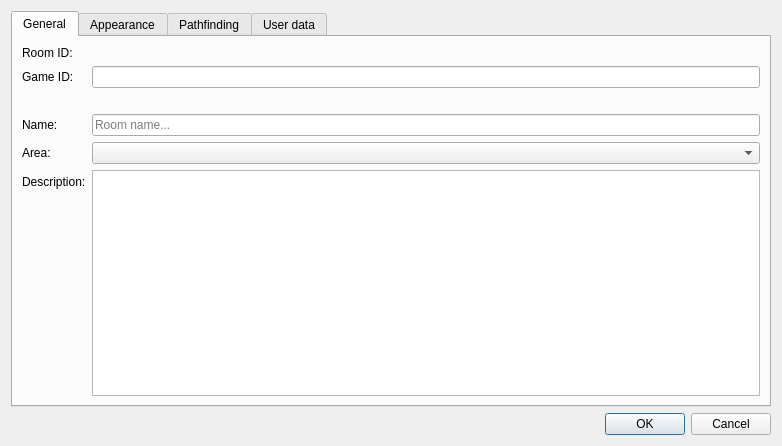
Before: the Qt Designer form src/ui/room_properties.ui in Mudlet/Mudlet, drawn with Qt 5.
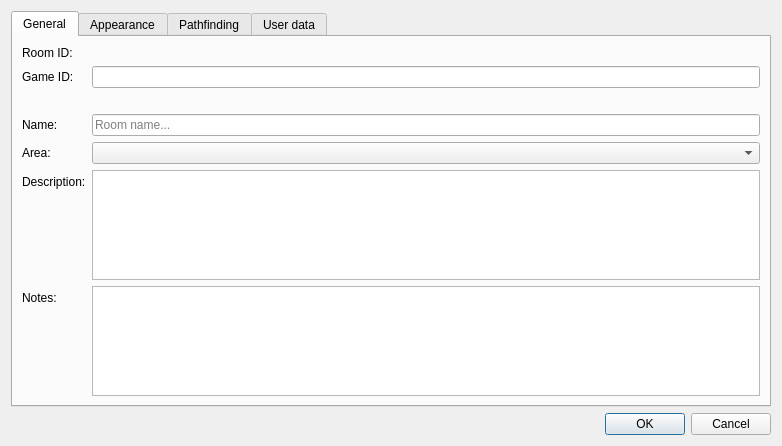
After: the same form once the commit is applied.

Commit message:
Add: Room notes in Configure room
The General tab edits a room's notes, kept in its user data under
"notes" where RoMMapper and other scripts already keep them, so they no
longer need Lua to read or change.

```diff
--- a/src/ui/room_properties.ui
+++ b/src/ui/room_properties.ui
@@ -112,6 +112,23 @@
          </property>
         </widget>
        </item>
+       <item row="6" column="0">
+        <widget class="QLabel" name="label_notes">
+         <property name="text">
+          <string>Notes:</string>
+         </property>
+        </widget>
+       </item>
+       <item row="6" column="1">
+        <widget class="QPlainTextEdit" name="plainTextEdit_notes">
+         <property name="toolTip">
+          <string>&lt;p&gt;Kept in the room's user data under &lt;i&gt;notes&lt;/i&gt;, where scripts can read it with getRoomUserData.&lt;/p&gt;</string>
+         </property>
+         <property name="tabChangesFocus">
+          <bool>true</bool>
+         </property>
+        </widget>
+       </item>
       </layout>
      </widget>
      <widget class="QWidget" name="tab_appearance">
```
Left out of the diff: 1 changed line with no effect on the pictures. The commit also changes 3 other files.
